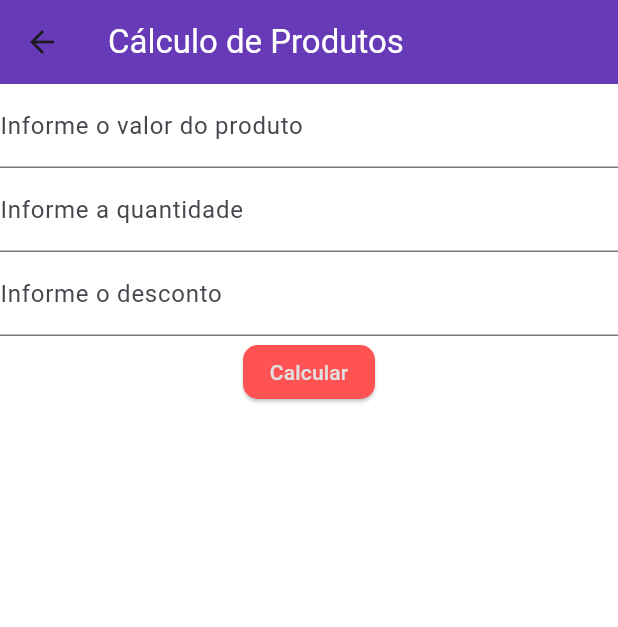
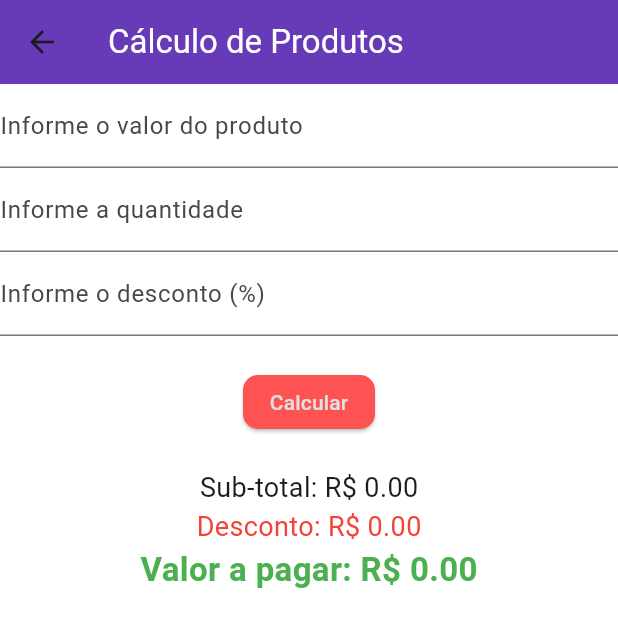
Before and after one commit to brunoaugusto1510/Aulas_flutter, a Flutter app: the screen it shows after launch, after a tap on the "shopping cart" icon, on a phone screen of 412 x 824 dp. Shown: the top 627 px of the screen. Run offline on Flutter 3.47's test engine with Material 3 defaults, Android fonts, the phone set to English and light mode, and no system bars.

Commit message:
feat - Implementa a tela de cálculo de média, adiciona o widget customizado Textos e refatora a tela de cálculo de produtos para StatefulWidget com exibição de resultados.

```diff
--- a/lib/View/tela01.dart
+++ b/lib/View/tela01.dart
@@ -2,19 +2,31 @@ import 'package:flutter/material.dart';
 import 'package:exaula2/Widgets/InputTexto.dart';
 import 'package:exaula2/Widgets/botoes.dart';
 
-class tela01 extends StatelessWidget{
+class tela01 extends StatefulWidget {
+  @override
+  _tela01State createState() => _tela01State();
+}
+
+class _tela01State extends State<tela01> {
+  final _tValor = TextEditingController();
+  final _tQuantidade = TextEditingController();
+  final _tDesconto = TextEditingController();
+
+  String _resultadoSubTotal = "0.00";
+  String _resultadoDesconto = "0.00";
+  String _resultadoTotal = "0.00";
+
   @override
   Widget build(BuildContext context) {
     return Scaffold(
       backgroundColor: Colors.white,
       appBar: AppBar(
         backgroundColor: Colors.deepPurple,
-        title: Text("Cálculo de Produtos", style: TextStyle(color: Colors.white)),
+        title: Text(
+            "Cálculo de Produtos", style: TextStyle(color: Colors.white)),
       ),
       body: _body(),
-
     );
-  }
   }
 
   _body() {
@@ -22,15 +34,40 @@ _body() {
       color: Colors.white,
       child: Column(
         children: [
-        InputTexto("Informe o valor do produto", "Valor do Produto", TextEditingController()),
-        InputTexto("Informe a quantidade", "Quantidade do Produto", TextEditingController()),
-        InputTexto("Informe o desconto", "Desconto do Produto", TextEditingController()),
+          InputTexto("Informe o valor do produto", "Valor do Produto", _tValor),
+          InputTexto(
+              "Informe a quantidade", "Quantidade do Produto", _tQuantidade),
+          InputTexto(
+              "Informe o desconto (%)", "Desconto do Produto", _tDesconto),
+          SizedBox(height: 20),
           Botoes("Calcular", onPressed: _clickCalcular),
+          SizedBox(height: 20),
+          Text("Sub-total: R\$ $_resultadoSubTotal",
+              style: TextStyle(fontSize: 18)),
+          Text("Desconto: R\$ $_resultadoDesconto",
+              style: TextStyle(fontSize: 18, color: Colors.red)),
+          Text("Valor a pagar: R\$ $_resultadoTotal",
+              style: TextStyle(fontSize: 22,
+                  fontWeight: FontWeight.bold,
+                  color: Colors.green)),
         ],
       ),
     );
   }
 
   void _clickCalcular() {
-  print("Calcular");
+    double valor = double.tryParse(_tValor.text) ?? 0;
+    int qtd = int.tryParse(_tQuantidade.text) ?? 0;
+    double percDesconto = double.tryParse(_tDesconto.text) ?? 0;
+
+    double subtotal = valor * qtd;
+    double valorDesconto = (subtotal * percDesconto) / 100;
+    double total = subtotal - valorDesconto;
+
+    setState(() {
+      _resultadoSubTotal = subtotal.toStringAsFixed(2);
+      _resultadoDesconto = valorDesconto.toStringAsFixed(2);
+      _resultadoTotal = total.toStringAsFixed(2);
+    });
   }
+}
--- a/lib/home.dart
+++ b/lib/home.dart
@@ -1,5 +1,6 @@
 import 'package:flutter/material.dart';
 import 'package:exaula2/View/tela01.dart';
+import 'package:exaula2/View/tela02.dart';
 
 class Home extends StatelessWidget {
   @override
@@ -14,6 +15,13 @@ class Home extends StatelessWidget {
               Icons.shopping_cart, color: Colors.white,
             ), onPressed: () {
               _abreTela(context, tela01());
+          },
+          ),
+          IconButton(
+            icon: Icon(
+              Icons.calculate, color: Colors.white,
+            ), onPressed: () {
+              _abreTela(context, tela02());
           },
           )
         ],
```
Also changed, not shown: lib/View/tela02.dart (added, +71 -0 lines), lib/Widgets/texto.dart (added, +22 -0 lines), lib/View/tela03.dart (added). Lines whose indentation alone changed are shown as unchanged.
